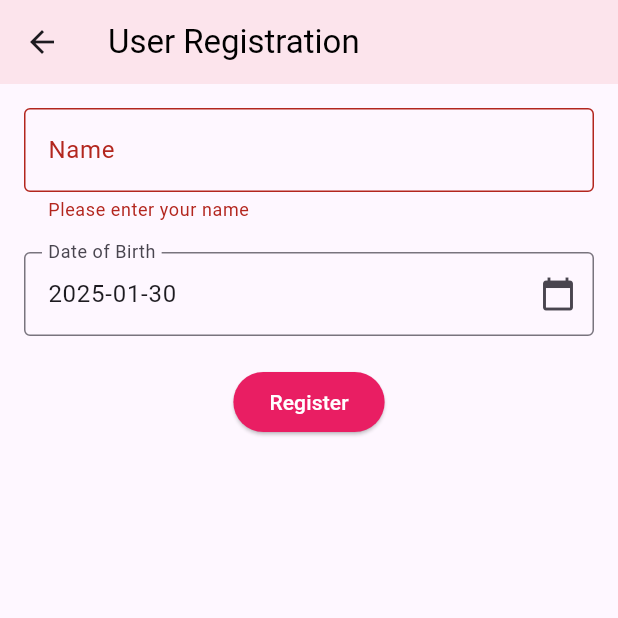
After one commit to Alubisia-1/period-app, a Flutter app: the RegistrationScreen screen opened directly, after a tap on "Register", on a phone screen of 412 x 824 dp, the top half of it. The commit adds this screen. Run offline on Flutter 3.47's test engine with Material 3 defaults, Android fonts, the phone set to English and light mode, and no system bars; our stand-ins replace fl_chart, flutter_local_notifications, shared_preferences, sqflite, sqflite_common_ffi, sqflite_common_ffi_web and 2 more; missing offline and left inert: bluetooth_thermal_printer; accounts and stored records are empty.

Commit message:
user registration

```diff
--- /dev/null
+++ b/lib/screens/registration_screen.dart
@@ -0,0 +1,119 @@
+import 'package:flutter/material.dart';
+import 'package:intl/intl.dart';
+import 'package:provider/provider.dart';
+import '../services/database_service.dart';
+
+class RegistrationScreen extends StatefulWidget {
+  @override
+  _RegistrationScreenState createState() => _RegistrationScreenState();
+}
+
+class _RegistrationScreenState extends State<RegistrationScreen> {
+  final _formKey = GlobalKey<FormState>();
+  String _name = '';
+  DateTime _dateOfBirth = DateTime.now();
+
+  Future<void> _selectDate(BuildContext context) async {
+    final DateTime? picked = await showDatePicker(
+        context: context,
+        initialDate: _dateOfBirth,
+        firstDate: DateTime(1900, 1, 1),
+        lastDate: DateTime.now());
+    if (picked != null && picked != _dateOfBirth)
+      setState(() {
+        _dateOfBirth = picked;
+      });
+  }
+
+  @override
+  Widget build(BuildContext context) {
+    // Use Provider.of<DatabaseService?> to allow for null values
+    final databaseService = Provider.of<DatabaseService?>(context, listen: false);
+
+    return Scaffold(
+      appBar: AppBar(
+        title: Text('User Registration', style: TextStyle(color: Colors.black, fontFamily: 'Roboto')),
+        backgroundColor: Colors.pink[50],
+        elevation: 0,
+      ),
+      body: Padding(
+        padding: const EdgeInsets.all(16.0),
+        child: Form(
+          key: _formKey,
+          child: Column(
+            crossAxisAlignment: CrossAxisAlignment.start,
+            children: <Widget>[
+              TextFormField(
+                decoration: InputDecoration(
+                  labelText: 'Name',
+                  border: OutlineInputBorder(),
+                ),
+                validator: (value) {
+                  if (value == null || value.isEmpty) {
+                    return 'Please enter your name';
+                  }
+                  return null;
+                },
+                onSaved: (value) {
+                  _name = value!;
+                },
+              ),
+              SizedBox(height: 20),
+              GestureDetector(
+                onTap: () => _selectDate(context),
+                child: AbsorbPointer(
+                  child: TextFormField(
+                    decoration: InputDecoration(
+                      labelText: 'Date of Birth',
+                      border: OutlineInputBorder(),
+                      suffixIcon: Icon(Icons.calendar_today),
+                    ),
+                    controller: TextEditingController(text: DateFormat('yyyy-MM-dd').format(_dateOfBirth)),
+                    validator: (value) {
+                      if (_dateOfBirth == DateTime.now()) {
+                        return 'Please select your date of birth';
+                      }
+                      return null;
+                    },
+                  ),
+                ),
+              ),
+              SizedBox(height: 20),
+              Center(
+                child: ElevatedButton(
+                  onPressed: () async {
+                    if (_formKey.currentState!.validate()) {
+                      _formKey.currentState!.save();
+                      // Check if databaseService is not null before using it
+                      if (databaseService != null) {
+                        await databaseService.insertUser({
+                          'name': _name,
+                          'date_of_birth': DateFormat('yyyy-MM-dd').format(_dateOfBirth),
+                          'cycle_average': 28, // Default value, can be adjusted later
+                        });
+                        // Navigate to the home screen or show a success message
+                        Navigator.of(context).pushReplacementNamed('/home');
+                      } else {
+                        // Handle case where databaseService is null, for example, show an error or use another method for web
+                        ScaffoldMessenger.of(context).showSnackBar(
+                          SnackBar(content: Text('Registration failed: Database service unavailable.')),
+                        );
+                      }
+                    }
+                  },
+                  child: Text('Register'),
+                  style: ElevatedButton.styleFrom(
+                    // Replace 'primary' with 'backgroundColor'
+                    backgroundColor: Colors.pink,
+                    // Replace 'onPrimary' with 'foregroundColor'
+                    foregroundColor: Colors.white,
+                  ),
+                ),
+              ),
+            ],
+          ),
+        ),
+      ),
+    );
+  }
+}
--- a/lib/services/database_service.dart
+++ b/lib/services/database_service.dart
@@ -92,6 +92,16 @@ class DatabaseService {
     }
   }
 
+    Future<void> insertUser(Map<String, dynamic> userData) async {
+    final db = await database;
+    try {
+      await db.insert('users', userData, conflictAlgorithm: ConflictAlgorithm.replace);
+    } catch (e) {
+      print('Error inserting user: $e');
+      throw Exception('Failed to insert user: $e');
+    }
+  }
+
   /// Inserts a symptom into the symptoms table. Uses REPLACE conflict algorithm to handle duplicates.
   Future<void> insertSymptom(Map<String, dynamic> symptom) async {
     final db = await database;
```
Also changed, not shown: lib/main.dart (+98 -9 lines), lib/screens/auth_screen.dart (added, +104 -0 lines), lib/screens/home_screen.dart (+7 -0 lines).
